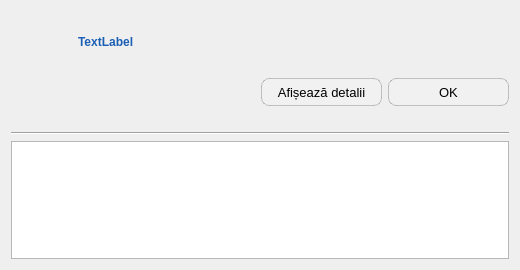
This is customs/custommessage.ui in debalex77/USG as Qt 5 draws it before an edit. The edited form follows.
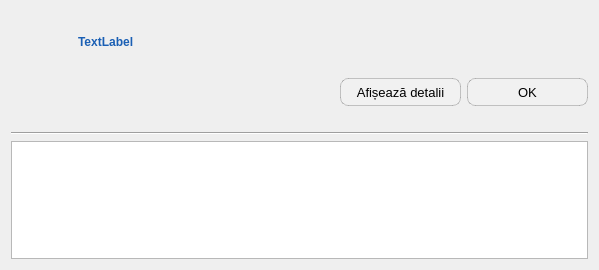
This is the edited form. Icons and pictures are not drawn.

Patch:
```diff
--- a/customs/custommessage.ui
+++ b/customs/custommessage.ui
@@ -6,7 +6,7 @@
    <rect>
     <x>0</x>
     <y>0</y>
-    <width>520</width>
+    <width>599</width>
     <height>270</height>
    </rect>
   </property>
```
